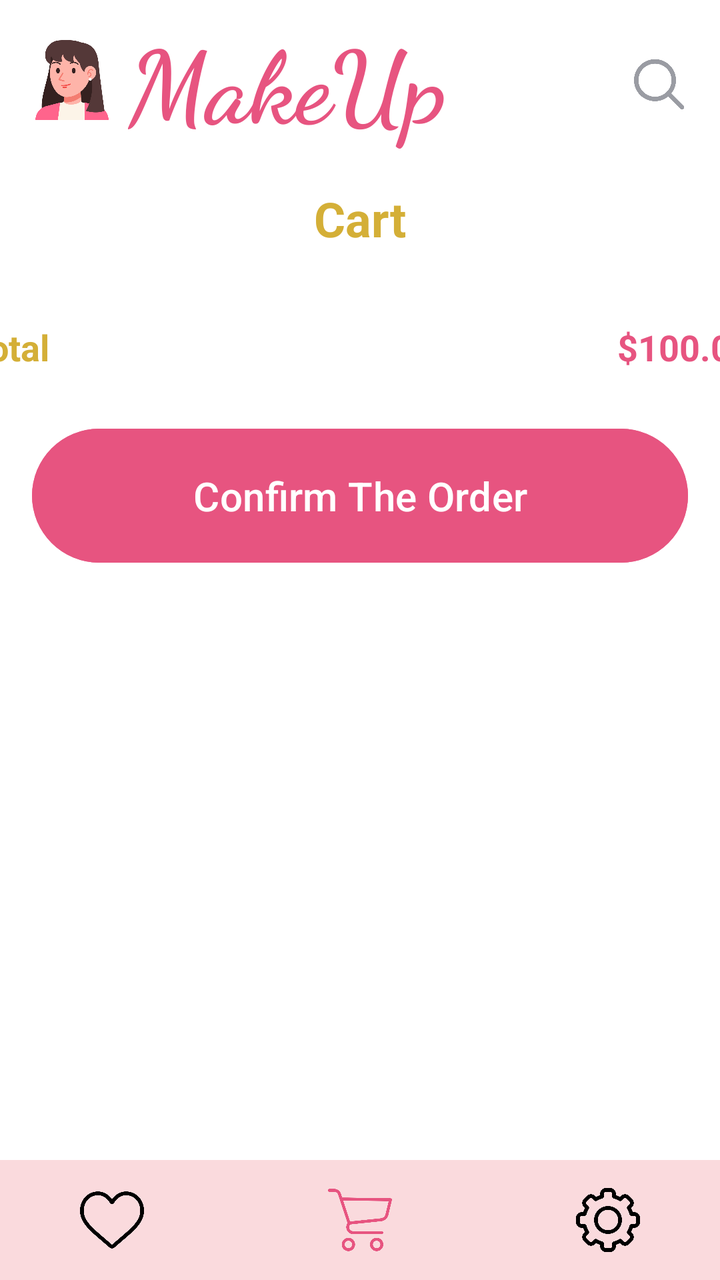
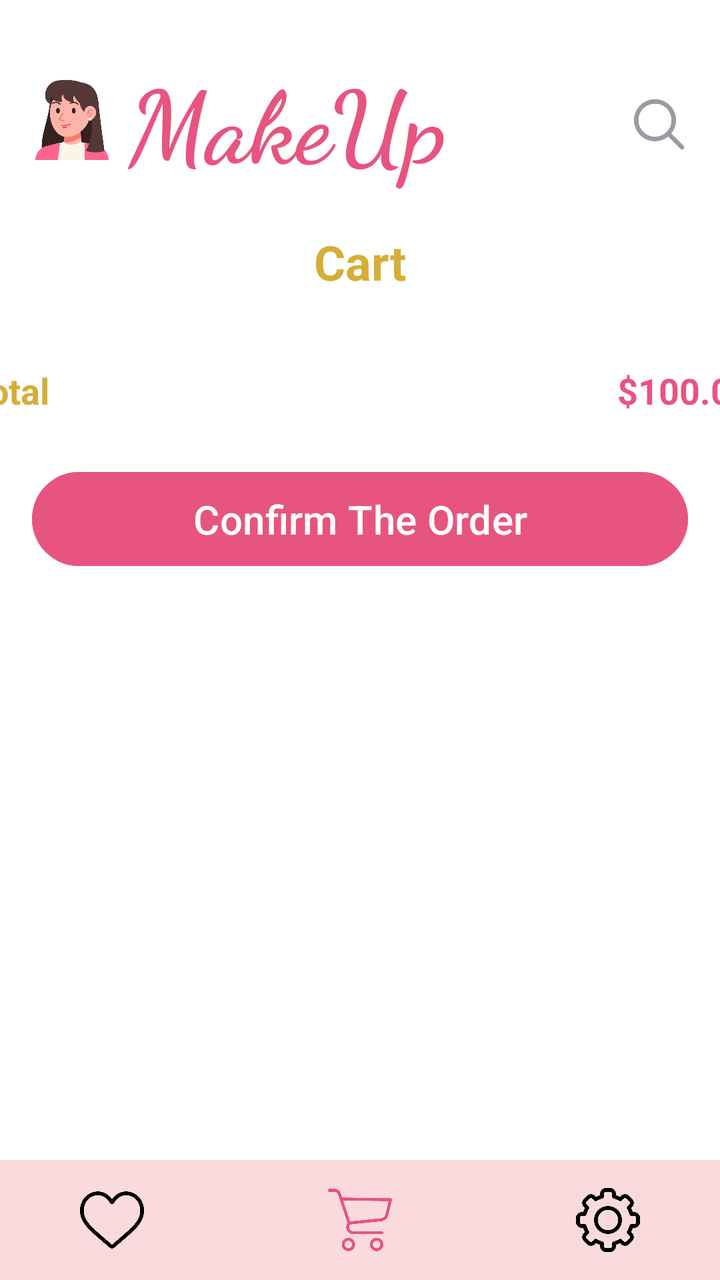

The first picture is an Android layout as it rendered before a commit; the second is the same layout after the commit. The layout source and the unified diff follow.
<!-- AndroidManifest.xml: application theme Theme.MakeupProject -->
<!-- res/layout/activity_cart.xml -->
<?xml version="1.0" encoding="utf-8"?>
<androidx.constraintlayout.widget.ConstraintLayout
    xmlns:android="http://schemas.android.com/apk/res/android"
    xmlns:app="http://schemas.android.com/apk/res-auto"
    xmlns:tools="http://schemas.android.com/tools"
    android:layout_width="match_parent"
    android:id="@+id/main"
    android:layout_height="match_parent"
    android:background="@color/white">

    <androidx.constraintlayout.widget.ConstraintLayout
        android:id="@+id/constraintLayout"
        android:layout_width="0dp"
        android:layout_height="81dp"
        android:paddingStart="16dp"
        android:paddingEnd="16dp"
        app:layout_constraintTop_toTopOf="parent"
        app:layout_constraintStart_toStartOf="parent"
        app:layout_constraintEnd_toEndOf="parent">

        <ImageView
            android:id="@+id/imageView2"
            android:layout_width="40dp"
            android:layout_height="40dp"
            android:layout_marginTop="20dp"
            android:src="@drawable/woman"
            app:layout_constraintStart_toStartOf="parent"
            app:layout_constraintTop_toTopOf="parent" />

        <TextView
            android:id="@+id/textView"
            android:layout_width="wrap_content"
            android:layout_height="wrap_content"
            android:layout_marginStart="8dp"
            android:text="MakeUp"
            android:textSize="50sp"
            android:textColor="@color/pink"
            android:textStyle="bold"
            android:fontFamily="cursive"
            app:layout_constraintStart_toEndOf="@id/imageView2"
            app:layout_constraintTop_toTopOf="@id/imageView2"
            app:layout_constraintBottom_toBottomOf="@id/imageView2" />

        <ImageView
            android:id="@+id/search"
            android:layout_width="30dp"
            android:layout_height="50dp"
            android:layout_marginTop="16dp"
            android:src="@drawable/search"
            app:layout_constraintEnd_toEndOf="parent"
            app:layout_constraintTop_toTopOf="parent" />
    </androidx.constraintlayout.widget.ConstraintLayout>

    <TextView
        android:id="@+id/cart_title"
        android:layout_width="wrap_content"
        android:layout_height="wrap_content"
        android:text="Cart"
        android:textSize="24sp"
        android:textStyle="bold"
        android:textColor="@color/red_light"
        app:layout_constraintTop_toBottomOf="@id/constraintLayout"
        app:layout_constraintStart_toStartOf="parent"
        app:layout_constraintEnd_toEndOf="parent"
        android:layout_marginTop="12dp"
        android:layout_marginBottom="8dp"
        android:layout_marginHorizontal="16dp" />

    <ListView
        android:id="@+id/cartListView"
        android:layout_width="0dp"
        android:layout_height="wrap_content"
        android:layout_marginStart="16dp"
        android:layout_marginTop="8dp"
        android:layout_marginEnd="16dp"
        android:layout_marginBottom="8dp"
        app:layout_constraintBottom_toTopOf="@+id/con_order"
        app:layout_constraintEnd_toEndOf="parent"
        app:layout_constraintHorizontal_bias="0.0"
        app:layout_constraintStart_toStartOf="parent"
        app:layout_constraintTop_toBottomOf="@id/cart_title"
        app:layout_constraintVertical_bias="0.0" />

    <LinearLayout
        android:id="@+id/total_layout"
        android:layout_width="407dp"
        android:layout_height="41dp"
        android:orientation="horizontal"
        android:padding="8dp"
        android:layout_marginTop="20dp"
        app:layout_constraintEnd_toEndOf="parent"
        app:layout_constraintStart_toStartOf="parent"
        app:layout_constraintTop_toBottomOf="@+id/cartListView">

        <TextView
            android:layout_width="0dp"
            android:layout_height="wrap_content"
            android:layout_weight="1"
            android:text="Total"
            android:textColor="@color/red_light"
            android:textSize="18sp"
            android:textStyle="bold" />

        <TextView
            android:id="@+id/total_text"
            android:layout_width="wrap_content"
            android:layout_height="wrap_content"
            android:text="$100.00"
            android:textColor="@color/pink"
            android:textSize="18sp"
            android:textStyle="bold" />
    </LinearLayout>

    <Button
        android:id="@+id/con_order"
        android:layout_width="0dp"
        android:layout_height="wrap_content"
        android:layout_margin="16dp"
        android:layout_marginTop="76dp"
        android:backgroundTint="@color/pink"
        android:padding="20dp"
        android:text="Confirm The Order"
        android:textAllCaps="false"
        android:textColor="#FFFFFF"
        android:textSize="20sp"
        app:layout_constraintEnd_toEndOf="parent"
        app:layout_constraintStart_toStartOf="parent"
        app:layout_constraintTop_toBottomOf="@id/total_layout" />

    <androidx.constraintlayout.widget.ConstraintLayout
        android:id="@+id/custom_bottom_bar"
        android:layout_width="match_parent"
        android:layout_height="60dp"
        android:background="@color/pink2"
        app:layout_constraintBottom_toBottomOf="parent"
        app:layout_constraintStart_toStartOf="parent"
        app:layout_constraintEnd_toEndOf="parent">

        <ImageView
            android:id="@+id/icon1"
            android:layout_width="32dp"
            android:layout_height="32dp"
            android:src="@drawable/heart"
            app:layout_constraintTop_toTopOf="parent"
            app:layout_constraintBottom_toBottomOf="parent"
            app:layout_constraintHorizontal_chainStyle="spread_inside" app:layout_constraintStart_toStartOf="parent"
            app:layout_constraintEnd_toStartOf="@+id/icon_cart"
            android:layout_marginStart="40dp" />
        <ImageView
            android:id="@+id/icon_cart"
            android:layout_width="32dp"
            android:layout_height="32dp"
            android:src="@drawable/shopping"
            app:layout_constraintTop_toTopOf="parent"
            app:layout_constraintBottom_toBottomOf="parent"
            app:layout_constraintStart_toEndOf="@+id/icon1"
            app:layout_constraintEnd_toStartOf="@+id/icon2"
            app:tint="@color/pink" />

        <ImageView
            android:id="@+id/icon2"
            android:layout_width="32dp"
            android:layout_height="32dp"
            android:src="@drawable/settings"
            app:layout_constraintTop_toTopOf="parent"
            app:layout_constraintBottom_toBottomOf="parent"
            app:layout_constraintStart_toEndOf="@+id/icon_cart"
            app:layout_constraintEnd_toEndOf="parent"
            android:layout_marginEnd="40dp" />
    </androidx.constraintlayout.widget.ConstraintLayout>

</androidx.constraintlayout.widget.ConstraintLayout>
<!-- resources referenced by this layout -->
<resources>
  <color name="pink">#E75480</color>
  <color name="pink2">#FADADD</color>
  <color name="red_light">#D4AF37</color>
  <color name="white">#FFFFFFFF</color>
  <!-- drawable heart: png bitmap (drawable, 17743 bytes) -->
  <!-- drawable search: png bitmap (drawable, 17095 bytes) -->
  <!-- drawable settings: png bitmap (drawable, 19118 bytes) -->
  <!-- drawable shopping: png bitmap (drawable, 14590 bytes) -->
  <!-- drawable woman: png bitmap (drawable, 31468 bytes) -->
  <style name="Theme.MakeupProject" parent="Base.Theme.MakeupProject" />
  <style name="Base.Theme.MakeupProject" parent="Theme.Material3.DayNight.NoActionBar">
          
          
      </style>
</resources>

<!-- the commit's change to res/layout/activity_cart.xml (unified diff, before → after) -->
@@ -11,9 +11,10 @@
     <androidx.constraintlayout.widget.ConstraintLayout
         android:id="@+id/constraintLayout"
         android:layout_width="0dp"
-        android:layout_height="81dp"
+        android:layout_height="wrap_content"
         android:paddingStart="16dp"
         android:paddingEnd="16dp"
+        android:paddingTop="20dp"
         app:layout_constraintTop_toTopOf="parent"
         app:layout_constraintStart_toStartOf="parent"
         app:layout_constraintEnd_toEndOf="parent">
@@ -62,12 +63,12 @@
         app:layout_constraintTop_toBottomOf="@id/constraintLayout"
         app:layout_constraintStart_toStartOf="parent"
         app:layout_constraintEnd_toEndOf="parent"
-        android:layout_marginTop="12dp"
+        android:layout_marginTop="20dp"
         android:layout_marginBottom="8dp"
         android:layout_marginHorizontal="16dp" />
 
     <ListView
-        android:id="@+id/cartListView"
+        android:id="@+id/cartList"
         android:layout_width="0dp"
         android:layout_height="wrap_content"
         android:layout_marginStart="16dp"
@@ -90,7 +91,7 @@
         android:layout_marginTop="20dp"
         app:layout_constraintEnd_toEndOf="parent"
         app:layout_constraintStart_toStartOf="parent"
-        app:layout_constraintTop_toBottomOf="@+id/cartListView">
+        app:layout_constraintTop_toBottomOf="@+id/cartList">
 
         <TextView
             android:layout_width="0dp"
@@ -118,7 +119,7 @@
         android:layout_margin="16dp"
         android:layout_marginTop="76dp"
         android:backgroundTint="@color/pink"
-        android:padding="20dp"
+        android:padding="10dp"
         android:text="Confirm The Order"
         android:textAllCaps="false"
         android:textColor="#FFFFFF"
